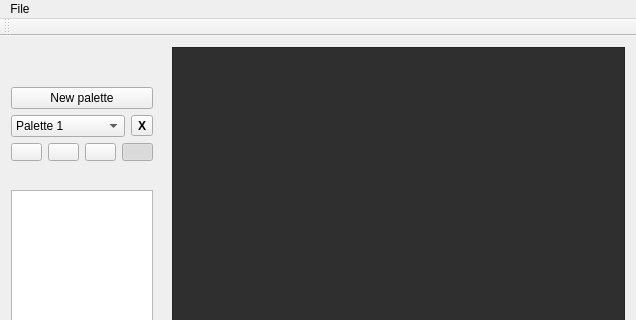
Above: mainwindow.ui from arthurdm10/NES-sprite-editor before the change; both pictures show x 0 to 636 and y 0 to 320 of the 636 by 558 pixel window. Below: the same form after it.
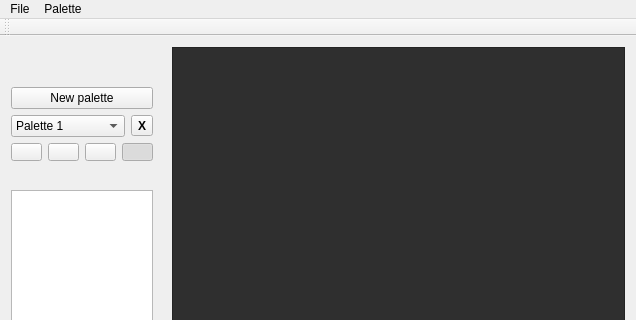
That is the form after the change.

Commit message: Add palette import

The edit to the form file:
```diff
--- a/mainwindow.ui
+++ b/mainwindow.ui
@@ -304,7 +304,7 @@
      <x>0</x>
      <y>0</y>
      <width>636</width>
-     <height>21</height>
+     <height>20</height>
     </rect>
    </property>
    <widget class="QMenu" name="menuFile">
@@ -315,7 +315,14 @@
     <addaction name="actionSave_ROM"/>
     <addaction name="actionNew_Tileset"/>
    </widget>
+   <widget class="QMenu" name="menuPalette">
+    <property name="title">
+     <string>Palette</string>
+    </property>
+    <addaction name="actionImport"/>
+   </widget>
    <addaction name="menuFile"/>
+   <addaction name="menuPalette"/>
   </widget>
   <widget class="QToolBar" name="mainToolBar">
    <attribute name="toolBarArea">
```
Left out of the diff: 8 changed lines with no effect on the pictures. The commit also changes 3 other files.
